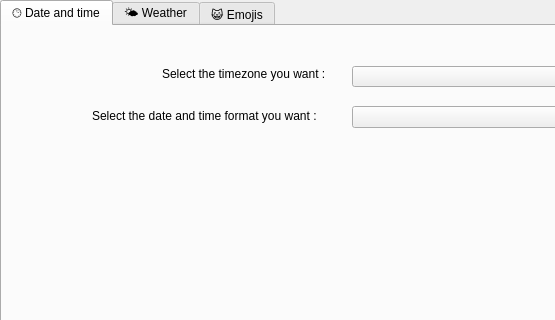
First picture: the form in maindesktopweadtwindow.ui, repository Vicken-Ghoubiguian/desktopWeaDTApp, before the edit; both pictures show x 0 to 555 and y 0 to 320 of the 800 by 600 pixel window.
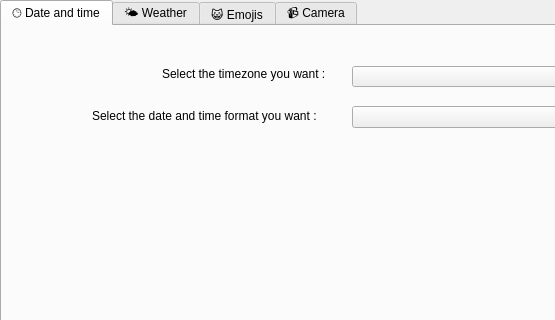
Second picture: the form after the edit.

Commit message: New tab - camera

What changed in the file:
```diff
--- a/maindesktopweadtwindow.ui
+++ b/maindesktopweadtwindow.ui
@@ -256,6 +256,11 @@
       <string>😺 Emojis</string>
      </attribute>
     </widget>
+    <widget class="QWidget" name="cameraTab">
+     <attribute name="title">
+      <string>📹 Camera</string>
+     </attribute>
+    </widget>
    </widget>
   </widget>
   <widget class="QStatusBar" name="statusbar"/>
```
